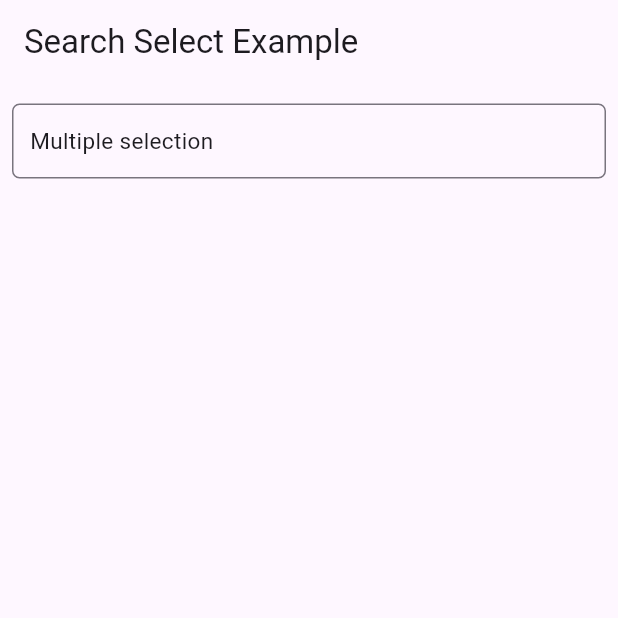
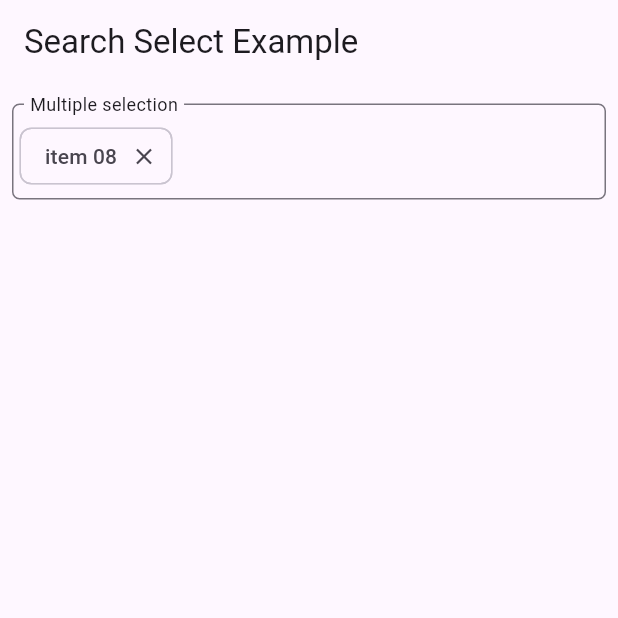
Before and after one commit to welitonsousa/search_select, a Flutter app: the screen it shows after launch, on a phone screen of 412 x 824 dp, the top half of it. Run offline on Flutter 3.47's test engine with Material 3 defaults, Android fonts, the phone set to English and light mode, and no system bars.

Commit message:
bump version to 1.0.10, update changelog, and add new optional fields to SearchSelect widget

```diff
--- a/example/lib/main.dart
+++ b/example/lib/main.dart
@@ -26,10 +26,14 @@ class MyApp extends StatelessWidget {
                   "item 03",
                   "item 04",
                   "item 05",
+                  "item 06",
+                  "item 07",
+                  "item 08",
                 ],
                 label: 'Multiple selection',
-                allowMultiple: true,
+                allowMultiple: false,
                 selectedItems: [],
+                selectedItem: "item 08",
                 validator: (v) {
                   if (v.isEmpty) return 'Please select at least one item';
                   return null;
--- a/lib/search_select.dart
+++ b/lib/search_select.dart
@@ -88,10 +88,24 @@ class SearchSelect<T> extends StatefulWidget {
   /// The controller for the menu.
   final MenuController? menuController;
 
+  /// A function to validate the selected items.
   final String? Function(List<T>)? validator;
 
-  const SearchSelect({
-    super.key,
+  final T? selectedItem;
+
+  /// Invoked when a single item is selected.
+  /// This is used when `allowMultiple` is false.
+  final Function(T?)? onSingleChange;
+
+  /// element to be displayed when the list is empty
+  final String? emptyLabel;
+
+  /// show empty label
+  /// when the list is empty
+  final bool showEmptyLabel;
+
+  const SearchSelect(
+      {super.key,
       required this.items,
       this.selectedItems = const [],
       this.label = 'Select',
@@ -115,7 +129,10 @@ class SearchSelect<T> extends StatefulWidget {
       this.labelBackgroundColor,
       this.menuController,
       this.validator,
-  });
+      this.selectedItem,
+      this.onSingleChange,
+      this.emptyLabel,
+      this.showEmptyLabel = true});
 
   @override
   State<SearchSelect<T>> createState() => _SearchSelectState<T>();
@@ -139,16 +156,24 @@ class _SearchSelectState<T> extends State<SearchSelect<T>> {
 
   @override
   void initState() {
+    menuController = widget.menuController ?? MenuController();
+
     selects.clear();
+    if (widget.selectedItem != null) {
+      selects.add(widget.selectedItem as T);
+    }
     selects.addAll(widget.selectedItems);
-    menuController = widget.menuController ?? MenuController();
     searchFocusNode.addListener(searchFocusListener);
+
     super.initState();
   }
 
   @override
   void didUpdateWidget(covariant SearchSelect<T> oldWidget) {
     selects.clear();
+    if (widget.selectedItem != null) {
+      selects.add(widget.selectedItem as T);
+    }
     selects.addAll(widget.selectedItems);
     setState(() {});
     super.didUpdateWidget(oldWidget);
@@ -193,8 +218,15 @@ class _SearchSelectState<T> extends State<SearchSelect<T>> {
       if (widget.maxSelections == selects.length) menuController.close();
     }
     widget.onChange?.call(selects);
+    selectSingleItem();
     state?.validate();
     setState(() {});
+  }
+
+  void selectSingleItem() {
+    if (widget.onSingleChange != null && !widget.allowMultiple) {
+      widget.onSingleChange!(selects.isNotEmpty ? selects.first : null);
+    }
   }
 
   bool get isDialog {
@@ -278,7 +310,8 @@ class _SearchSelectState<T> extends State<SearchSelect<T>> {
                     child: SingleChildScrollView(
                       controller: scrollController,
                       child: Column(
-                        children: filteredItems.map((item) {
+                        children: [
+                          ...filteredItems.map((item) {
                             final checked = selects.contains(item);
                             return GestureDetector(
                               onTap: () => tapItem(item, state),
@@ -304,7 +337,19 @@ class _SearchSelectState<T> extends State<SearchSelect<T>> {
                                 ],
                               ),
                             );
-                        }).toList(),
+                          }),
+                          if (filteredItems.isEmpty && widget.showEmptyLabel)
+                            Padding(
+                              padding: const EdgeInsets.all(8.0),
+                              child: Text(
+                                widget.emptyLabel ?? 'Nenhum item encontrado',
+                                style: TextStyle(
+                                  color: Theme.of(context).colorScheme.outline,
+                                ),
+                              ),
+                            ),
+                          if (filteredItems.isNotEmpty) SizedBox(height: 60),
+                        ],
                       ),
                     )),
               ],
@@ -381,6 +426,7 @@ class _SearchSelectState<T> extends State<SearchSelect<T>> {
                                                     selects.remove(e);
                                                     widget.onChange
                                                         ?.call(selects);
+                                                    selectSingleItem();
                                                     state.validate();
                                                     setState(() {});
                                                   }
--- a/pubspec.yaml
+++ b/pubspec.yaml
@@ -1,6 +1,6 @@
 name: search_select
 description: "A Flutter dropdown for search select and multi-select functionality widget."
-version: 1.0.9
+version: 1.0.10
 homepage: https://welitonsousa.vercel.app/
 repository: https://github.com/welitonsousa/search_select
 issue_tracker: https://github.com/welitonsousa/search_select/issues
```
Also changed, not shown: 2 other files. Lines whose indentation alone changed are shown as unchanged.
